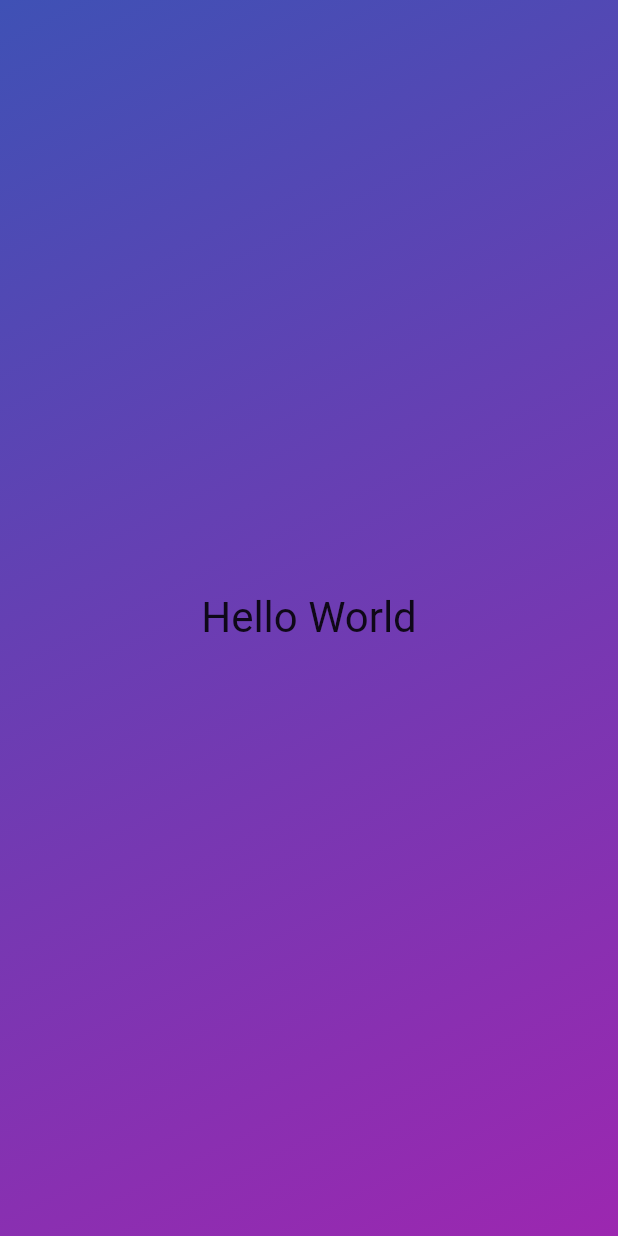
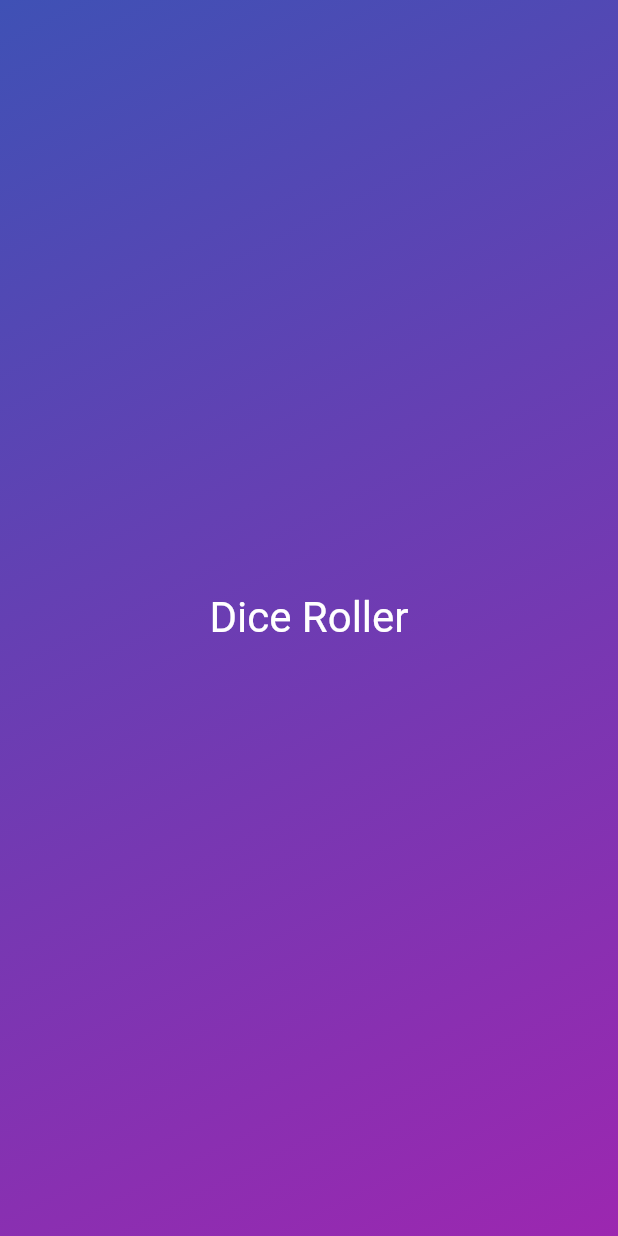
Before and after one commit to rhasanm/flutter-playground, a Flutter app: the screen it shows after launch, on a phone screen of 412 x 824 dp. Run offline on Flutter 3.47's test engine with Material 2 defaults, Android fonts, the phone set to English and light mode, and no system bars.

Commit message:
Widget: DiceRoller Added

```diff
--- /dev/null
+++ b/dice_roller/lib/dice_roller.dart
@@ -0,0 +1,23 @@
+import 'package:flutter/material.dart';
+
+class DiceRoller extends StatefulWidget {
+  const DiceRoller({super.key});
+
+  @override
+  State<DiceRoller> createState() {
+    return _DiceRollerState();
+  }
+}
+
+class _DiceRollerState extends State<DiceRoller> {
+  @override
+  Widget build(context) {
+    return const Text(
+      'Dice Roller',
+      style: TextStyle(
+        fontSize: 28,
+        color: Colors.white,
+      ),
+    );
+  }
+}
--- a/dice_roller/lib/main.dart
+++ b/dice_roller/lib/main.dart
@@ -1,5 +1,6 @@
 import 'package:flutter/material.dart';
 import 'package:dice_roller/gradient_container.dart';
+import 'package:dice_roller/dice_roller.dart';
 
 void main() {
   runApp(const MaterialApp(
@@ -8,10 +9,7 @@ void main() {
       Colors.indigo,
       Colors.purple,
       Center(
-        child: Text(
-          'Hello World',
-          style: TextStyle(fontSize: 28),
-        ),
+        child: DiceRoller(),
       ),
     )),
   ));
```
